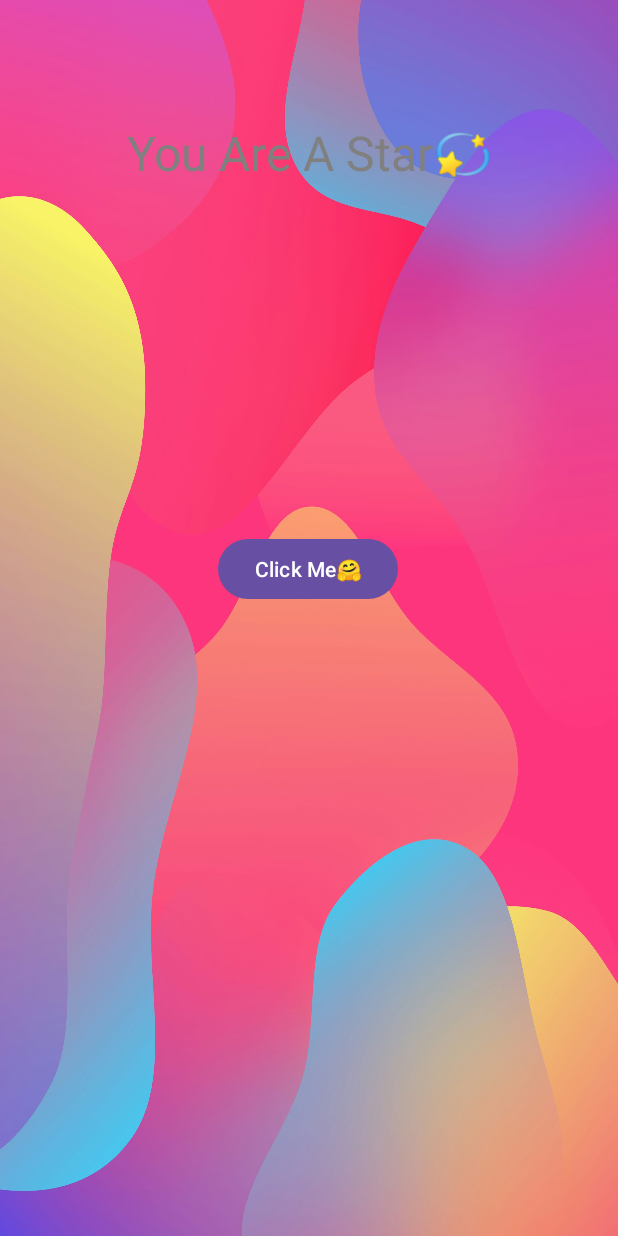
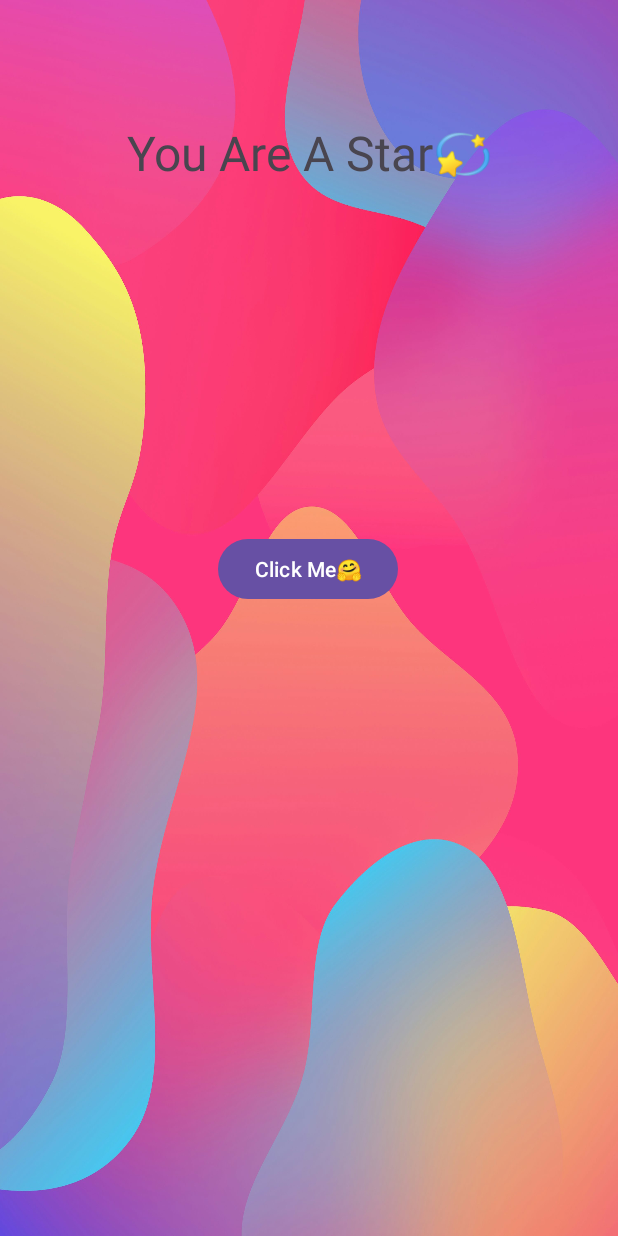
Before and after one commit to GirlAfro/HelloWorld, an Android app: the screen it shows after launch (MainActivity), after a tap on "Click Me🤗", on a phone screen of 412 x 824 dp. Run offline under Robolectric (Android 15) with nearby library versions, the phone set to English and light mode, and no system bars.

Commit message:
Revert "added text color to onBtnChangeTextClick"
This reverts commit f361d930a0bc9607b6461ee07e458ad7ede70861.

```diff
--- a/app/src/main/java/com/example/helloworld/MainActivity.java
+++ b/app/src/main/java/com/example/helloworld/MainActivity.java
@@ -27,8 +27,6 @@ public class MainActivity extends AppCompatActivity {
     public void onBtnChangeTextClick(View view){
         TextView tvChangeText =findViewById(R.id.tvChangeText);
         tvChangeText.setText("You Are A Star💫");
-        tvChangeText.setTextColor(getResources().getColor(R.color.gray_color));
+
     }
-
-
 }
--- a/app/src/main/res/values/colors.xml
+++ b/app/src/main/res/values/colors.xml
@@ -2,5 +2,4 @@
 <resources>
     <color name="black">#FF000000</color>
     <color name="white">#FFFFFFFF</color>
-    <color name="gray_color">#808080</color>
 </resources>
```
